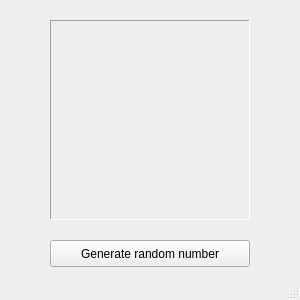
Before: the Qt Designer form dice-simulation/mainwindow.ui in ignabelitzky/gui-dice-simulation, drawn with Qt 5.
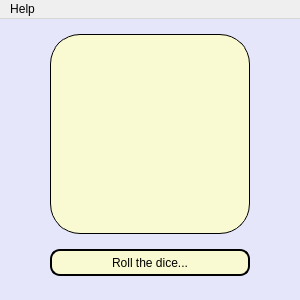
After: the same form once the commit is applied.

Commit message: Menu bar added with 'about dice simulator' action

What changed in the file:
```diff
--- a/dice-simulation/mainwindow.ui
+++ b/dice-simulation/mainwindow.ui
@@ -16,15 +16,43 @@
     <verstretch>0</verstretch>
    </sizepolicy>
   </property>
+  <property name="minimumSize">
+   <size>
+    <width>300</width>
+    <height>300</height>
+   </size>
+  </property>
+  <property name="maximumSize">
+   <size>
+    <width>300</width>
+    <height>300</height>
+   </size>
+  </property>
   <property name="windowTitle">
    <string>Dice Simulator</string>
   </property>
+  <property name="styleSheet">
+   <string notr="true">QMainWindow {
+	background-color: #E6E6FA;
+}
+
+QPushButton {
+	border: 1.5px solid black;
+	border-radius: 10px;
+	background-color: #FAFAD2;
+}
+
+QPushButton:pressed {
+	background-color: #FFEFD5;
+}
+</string>
+  </property>
   <widget class="QWidget" name="centralwidget">
    <widget class="QLabel" name="outputLabel">
     <property name="geometry">
      <rect>
       <x>60</x>
-      <y>30</y>
+      <y>25</y>
       <width>180</width>
       <height>180</height>
      </rect>
@@ -66,20 +94,23 @@
     <property name="geometry">
      <rect>
       <x>50</x>
-      <y>240</y>
+      <y>230</y>
       <width>200</width>
       <height>27</height>
      </rect>
     </property>
     <property name="text">
-     <string>Generate random number</string>
+     <string>Roll the dice...</string>
     </property>
    </widget>
    <widget class="QLabel" name="ouputLabelFrame">
+    <property name="enabled">
+     <bool>true</bool>
+    </property>
     <property name="geometry">
      <rect>
       <x>50</x>
-      <y>20</y>
+      <y>15</y>
       <width>200</width>
       <height>200</height>
      </rect>
@@ -92,6 +123,11 @@
     <property name="autoFillBackground">
      <bool>false</bool>
     </property>
+    <property name="styleSheet">
+     <string notr="true">border: 1px solid black;
+border-radius: 30px;
+background-color: #FAFAD2;</string>
+    </property>
     <property name="frameShape">
      <enum>QFrame::Panel</enum>
     </property>
@@ -118,7 +154,28 @@
    <zorder>ouputLabelFrame</zorder>
    <zorder>outputLabel</zorder>
   </widget>
-  <widget class="QStatusBar" name="statusbar"/>
+  <widget class="QMenuBar" name="menuBar">
+   <property name="geometry">
+    <rect>
+     <x>0</x>
+     <y>0</y>
+     <width>300</width>
+     <height>24</height>
+    </rect>
+   </property>
+   <widget class="QMenu" name="menuAbout">
+    <property name="title">
+     <string>Help</string>
+    </property>
+    <addaction name="actionLicense"/>
+   </widget>
+   <addaction name="menuAbout"/>
+  </widget>
+  <action name="actionLicense">
+   <property name="text">
+    <string>About Dice Simulator</string>
+   </property>
+  </action>
  </widget>
  <resources/>
  <connections/>
```
The commit also changes 4 other files.
